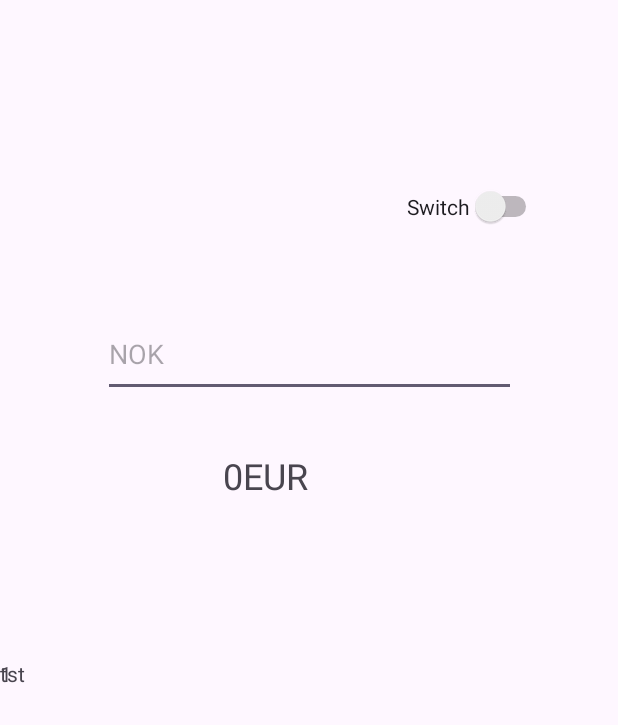
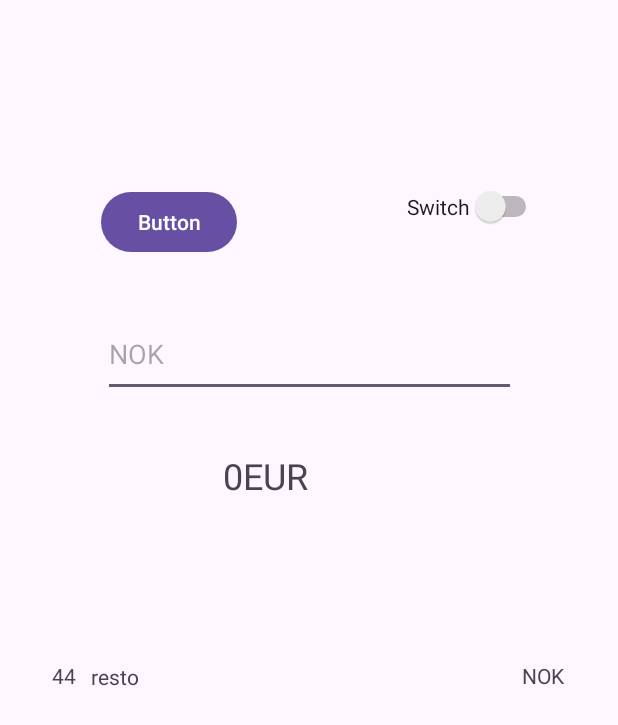
Before and after one commit to EtheriasAI/NOK-EURO, an Android app: the screen it shows after launch (MainActivity), on a phone screen of 412 x 824 dp. Shown: the top 725 px of the screen. Run offline under Robolectric (Android 15) with nearby library versions, the phone set to English and light mode, and no system bars; our stand-ins replace navigation-ui.

Commit message:
recycler vie

```diff
--- a/app/src/main/AndroidManifest.xml
+++ b/app/src/main/AndroidManifest.xml
@@ -1,6 +1,9 @@
 <?xml version="1.0" encoding="utf-8"?>
 <manifest xmlns:android="http://schemas.android.com/apk/res/android"
     xmlns:tools="http://schemas.android.com/tools">
+
+    <uses-permission android:name="android.permission.WRITE_EXTERNAL_STORAGE" />
+    <uses-permission android:name="android.permission.READ_EXTERNAL_STORAGE" />
 
     <application
         android:allowBackup="true"
--- a/app/src/main/java/com/example/myapplication/CustomeAdapter.kt
+++ b/app/src/main/java/com/example/myapplication/CustomeAdapter.kt
@@ -6,7 +6,7 @@ import android.view.ViewGroup
 import android.widget.TextView
 import androidx.recyclerview.widget.RecyclerView
 
-class CustomAdapter(private val dataSet: Array<String>) :
+class CustomAdapter(private val dataSet: List<Spent>) :
     RecyclerView.Adapter<CustomAdapter.ViewHolder>() {
 
     /**
@@ -14,11 +14,15 @@ class CustomAdapter(private val dataSet: Array<String>) :
      * (custom ViewHolder)
      */
     class ViewHolder(view: View) : RecyclerView.ViewHolder(view) {
-        val textView: TextView
+        val price: TextView
+        val unity: TextView
+        val reason: TextView
 
         init {
             // Define click listener for the ViewHolder's View
-           textView = view.findViewById(R.id.textView)
+            price = view.findViewById(R.id.price)
+            unity = view.findViewById(R.id.unity)
+            reason = view.findViewById(R.id.reason)
         }
     }
 
@@ -34,9 +38,10 @@ class CustomAdapter(private val dataSet: Array<String>) :
     // Replace the contents of a view (invoked by the layout manager)
     override fun onBindViewHolder(viewHolder: ViewHolder, position: Int) {
 
-        // Get element from your dataset at this position and replace the
-        // contents of the view with that element
-        viewHolder.textView.text = dataSet[position]
+        val item = dataSet[position]
+        viewHolder.price.text = item.price
+        viewHolder.unity.text = item.unity
+        viewHolder.reason.text = item.reason
     }
 
     // Return the size of your dataset (invoked by the layout manager)
--- a/app/src/main/java/com/example/myapplication/FirstFragment.kt
+++ b/app/src/main/java/com/example/myapplication/FirstFragment.kt
@@ -27,14 +27,22 @@ class FirstFragment : Fragment() {
     private var noeu = tauxno;
     private var end="EUR";
     private var text="0EUR";
+    private var isEur=false;
 
     override fun onCreateView(
         inflater: LayoutInflater, container: ViewGroup?,
         savedInstanceState: Bundle?
     ): View? {
         _binding = FragmentFirstBinding.inflate(inflater, container, false)
-        var list = listOf("1","2","3")
-        val adapter = CustomAdapter(list.toTypedArray())
+
+        //load data
+
+        //
+
+        var list = ArrayList<Spent>()
+        list.add(Spent("44","NOK","resto"))
+
+        val adapter = CustomAdapter(list)
         binding.rc.layoutManager = LinearLayoutManager(requireContext())
         binding.rc.adapter = adapter
         binding.inputno.addTextChangedListener {
@@ -49,12 +57,14 @@ class FirstFragment : Fragment() {
         }
         binding.switch1.setOnCheckedChangeListener{ buttonView, checked ->
             if(checked) {
+                isEur=true;
                 noeu = taux
                 end="NOK"
                 text="0NOK"
                 binding.inputno.hint="EUR"
                 binding.inputno.setText("")
             }else if(!checked){
+                isEur=false;
                 noeu = tauxno
                 end="EUR"
                 text="0EUR"
@@ -62,7 +72,18 @@ class FirstFragment : Fragment() {
                 binding.inputno.setText("")
             }
 
-            }
+        }
+        binding.button.setOnClickListener{
+            try {
+                if(isEur)
+                    list.add(Spent(String.format("%.2f", binding.inputno.text.toString().toDouble()),"EUR","see later",))
+                else if(!isEur)
+                    list.add(Spent(String.format("%.2f", binding.inputno.text.toString().toDouble()),"NOK","see later"))
+
+                binding.rc.adapter=CustomAdapter(list)
+            }catch (e: NumberFormatException) {}
+
+        }
         return binding.root
 
     }
--- /dev/null
+++ b/app/src/main/java/com/example/myapplication/Spent.kt
@@ -0,0 +1,3 @@
+package com.example.myapplication
+
+public data class Spent(val price: String, val unity: String, val reason: String)
--- a/app/src/main/res/layout/fragment_first.xml
+++ b/app/src/main/res/layout/fragment_first.xml
@@ -43,11 +43,25 @@
 
     <androidx.recyclerview.widget.RecyclerView
         android:id="@+id/rc"
-        android:layout_width="412dp"
-        android:layout_height="357dp"
+        android:layout_width="341dp"
+        android:layout_height="211dp"
         android:layout_marginTop="57dp"
+        app:layout_constraintBottom_toBottomOf="parent"
         app:layout_constraintEnd_toEndOf="parent"
+        app:layout_constraintHorizontal_bias="0.492"
         app:layout_constraintStart_toStartOf="parent"
-        app:layout_constraintTop_toBottomOf="@+id/textViewno" />
+        app:layout_constraintTop_toBottomOf="@+id/textViewno"
+        app:layout_constraintVertical_bias="0.0" />
+
+    <Button
+        android:id="@+id/button"
+        android:layout_width="wrap_content"
+        android:layout_height="wrap_content"
+        android:layout_marginTop="60dp"
+        android:text="Button"
+        app:layout_constraintEnd_toEndOf="parent"
+        app:layout_constraintHorizontal_bias="0.21"
+        app:layout_constraintStart_toStartOf="parent"
+        app:layout_constraintTop_toTopOf="parent" />
 
 </androidx.constraintlayout.widget.ConstraintLayout>
--- a/app/src/main/res/layout/text_row_item.xml
+++ b/app/src/main/res/layout/text_row_item.xml
@@ -1,17 +1,37 @@
 <?xml version="1.0" encoding="utf-8"?>
-<FrameLayout xmlns:android="http://schemas.android.com/apk/res/android"
-        android:layout_width="match_parent"
-        android:layout_height="match_parent"
+<androidx.constraintlayout.widget.ConstraintLayout xmlns:android="http://schemas.android.com/apk/res/android"
+    xmlns:app="http://schemas.android.com/apk/res-auto"
+    xmlns:tools="http://schemas.android.com/tools"
+    android:layout_width="match_parent"
+        android:layout_height="wrap_content"
         android:gravity="center_vertical">
 
-        <TextView
-            android:id="@+id/textView"
-            android:layout_width="wrap_content"
-            android:layout_height="wrap_content"
-            android:text="tst"/>
     <TextView
-        android:id="@+id/textView2"
+        android:id="@+id/price"
         android:layout_width="wrap_content"
         android:layout_height="wrap_content"
-        android:text="tst"/>
-    </FrameLayout>
+        android:text="price"
+        app:layout_constraintBottom_toBottomOf="parent"
+        app:layout_constraintStart_toStartOf="parent"
+        app:layout_constraintTop_toTopOf="parent" />
+
+    <TextView
+        android:id="@+id/unity"
+        android:layout_width="wrap_content"
+        android:layout_height="wrap_content"
+        android:text="unity"
+        app:layout_constraintBottom_toBottomOf="parent"
+        app:layout_constraintEnd_toEndOf="parent"
+        app:layout_constraintTop_toTopOf="parent" />
+
+    <TextView
+        android:id="@+id/reason"
+        android:layout_width="wrap_content"
+        android:layout_height="wrap_content"
+        android:layout_marginStart="10dp"
+        android:layout_marginTop="2dp"
+        android:text="reason"
+        app:layout_constraintBottom_toBottomOf="parent"
+        app:layout_constraintStart_toEndOf="@+id/price"
+        app:layout_constraintTop_toTopOf="parent" />
+</androidx.constraintlayout.widget.ConstraintLayout>
```
